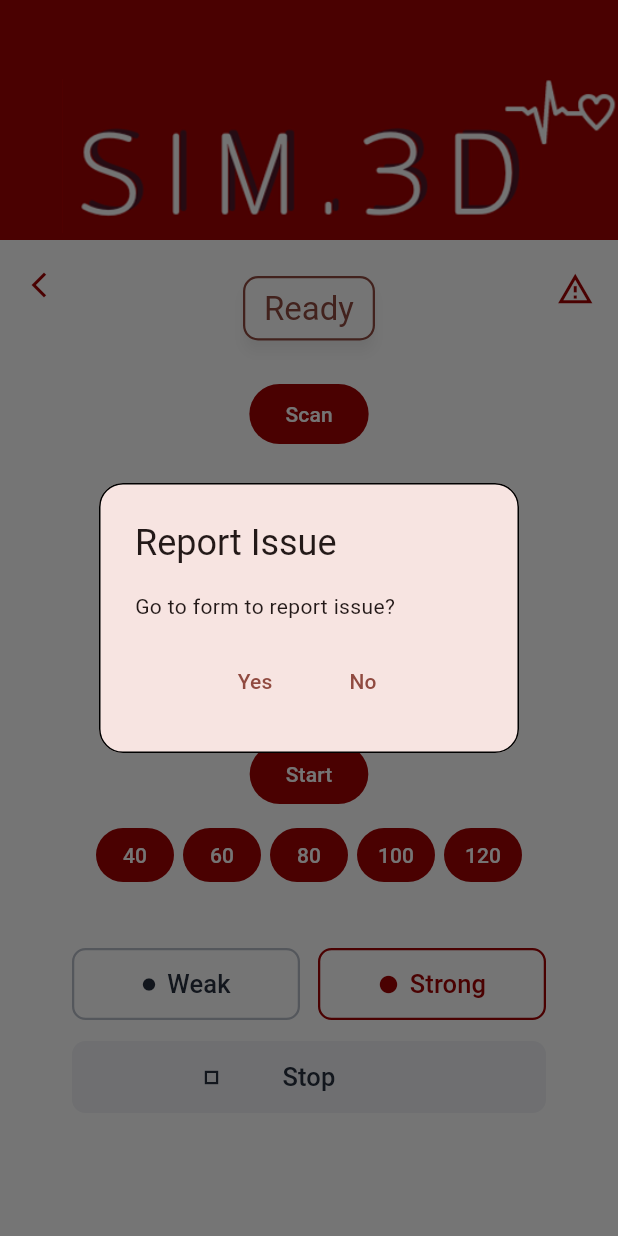
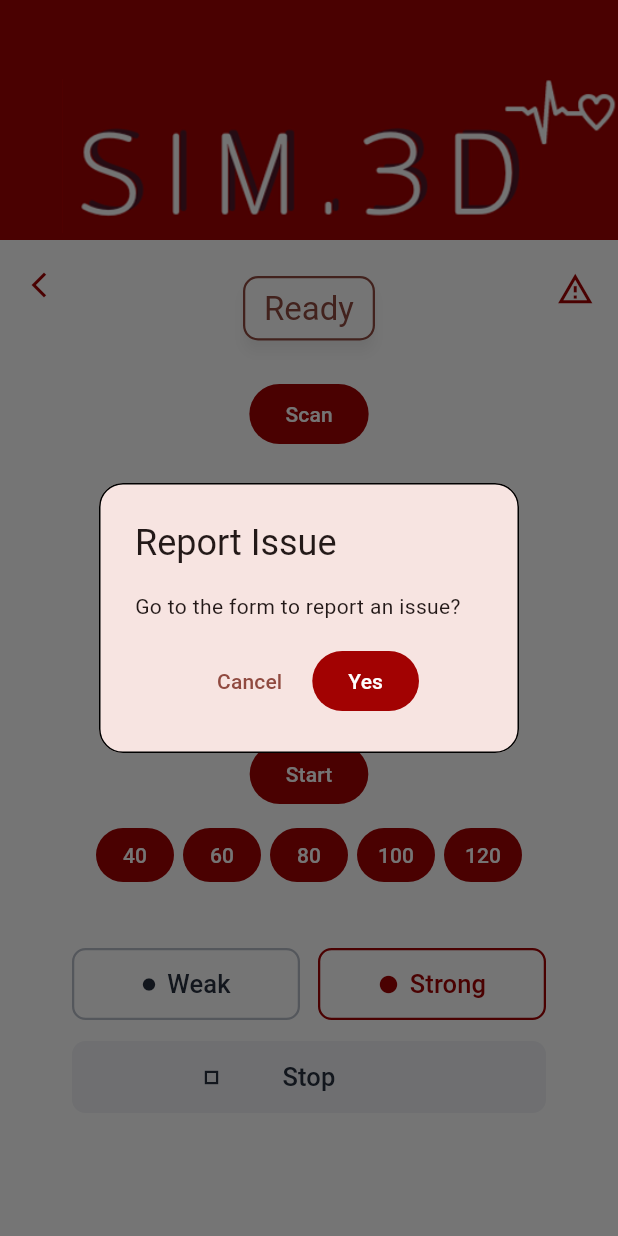
Before and after one commit to Lemonaderz/Flutter-pi-pump-app, a Flutter app: the PulsePage screen opened directly, after a tap on the "warning amber" icon, on a phone screen of 412 x 824 dp. Run offline on Flutter 3.47's test engine with Material 3 defaults, Android fonts, the phone set to English and light mode, and no system bars; our stand-ins replace permission_handler, webview_flutter; missing offline and left inert: flutter_reactive_ble, wifi_iot.

Commit message:
Improve report issue toast
Co-authored-by: Copilot <copilot@github.com>

```diff
--- a/lib/screens/pulse_page.dart
+++ b/lib/screens/pulse_page.dart
@@ -102,18 +102,21 @@ class _PulsePageState extends State<PulsePage> with TickerProviderStateMixin {
                                     ),
                                     title: Text("Report Issue"),
                                     content:
-                                        Text("Go to form to report issue?"),
+                                        Text("Go to the form to report an issue?"),
                                     actionsAlignment: MainAxisAlignment.center,
                                     actions: [
                                       TextButton(
+                                        onPressed: () =>
+                                            Navigator.of(context).pop(),
+                                        child: const Text('Cancel'),
+                                      ),
+                                      ElevatedButton(
                                         onPressed: () => appState.launchURL(
                                             'https://forms.gle/spvtjherXz3DNYiJ9'),
+                                        style: ElevatedButton.styleFrom(
+                                          shape: const StadiumBorder(),
+                                        ),
                                         child: const Text('Yes'),
-                                      ),
-                                      TextButton(
-                                        onPressed: () =>
-                                            Navigator.of(context).pop(),
-                                        child: const Text('No'),
                                       ),
                                     ],
                                   );
```
Also changed, not shown: lib/screens/vent_page.dart (+9 -6 lines).
